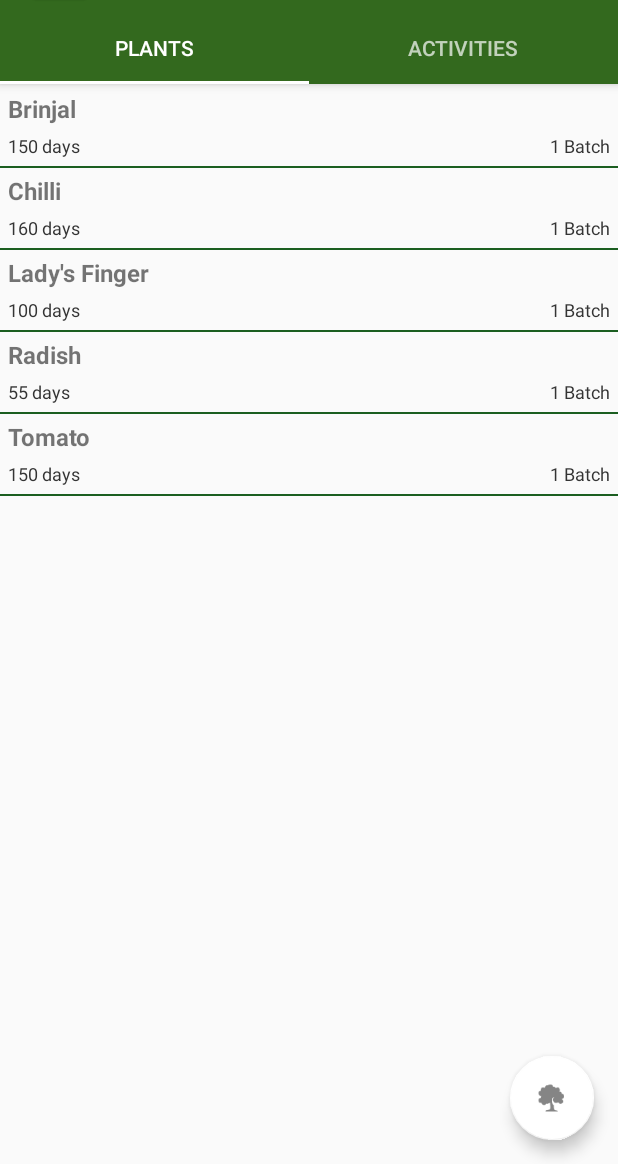
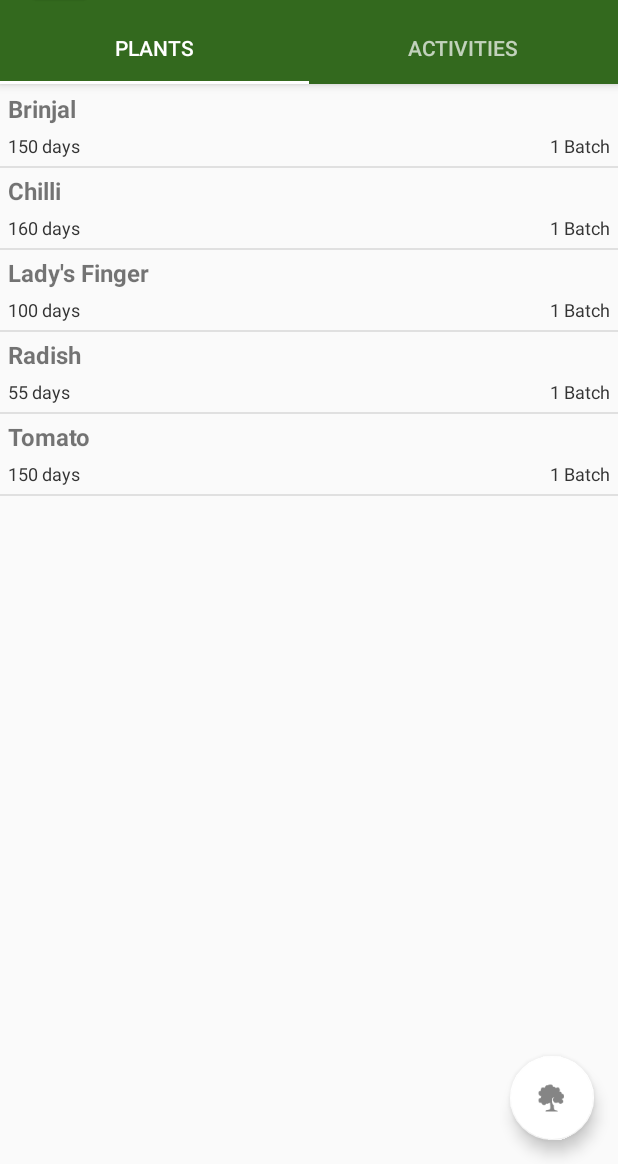
Before and after one commit to jmuthu/Poovali, an Android app: the screen it shows after launch (PlantListActivity), on a phone screen of 412 x 824 dp, the part 72-1236 px from its top. Run offline under Robolectric (Android 15) with nearby library versions, the phone set to English and light mode, and no system bars.

Commit message:
Lightened the color of the divider

```diff
--- a/app/src/main/res/values/colors.xml
+++ b/app/src/main/res/values/colors.xml
@@ -3,7 +3,7 @@
     <color name="colorPrimary">#33691e</color>
     <color name="colorPrimaryDark">#2e7d32</color>
     <color name="colorAccent">#ffffff</color>
-    <color name="lineDivider">#1b5e20</color>
+    <color name="lineDivider">#E0E0E0</color>
     <color name="windowBackground">#FFFFFF</color>
     <color name="navigationBarColor">#000000</color>
 </resources>
```
